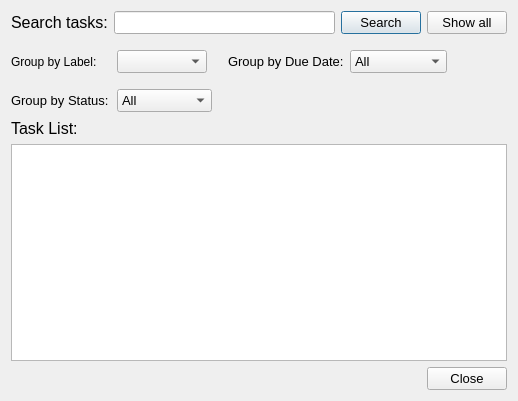
This is ui/search.ui in VicMbugua/TaskManagementSystem as Qt 5 draws it before an edit. The edited form follows.
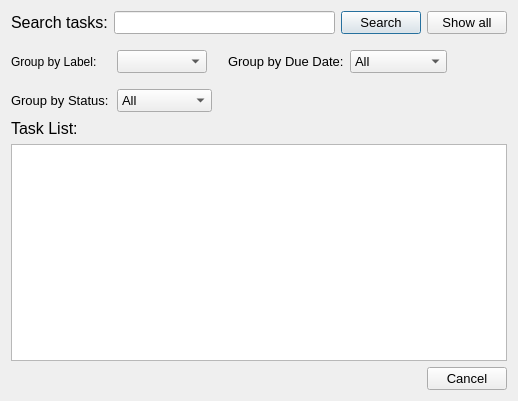
This is the edited form.

What changed in the file:
```diff
--- a/ui/search.ui
+++ b/ui/search.ui
@@ -260,7 +260,7 @@
      <item>
       <widget class="QPushButton" name="close_btn">
        <property name="text">
-        <string>Close</string>
+        <string>Cancel</string>
        </property>
       </widget>
      </item>
```
Left out of the diff: 12 changed lines with no effect on the pictures.
